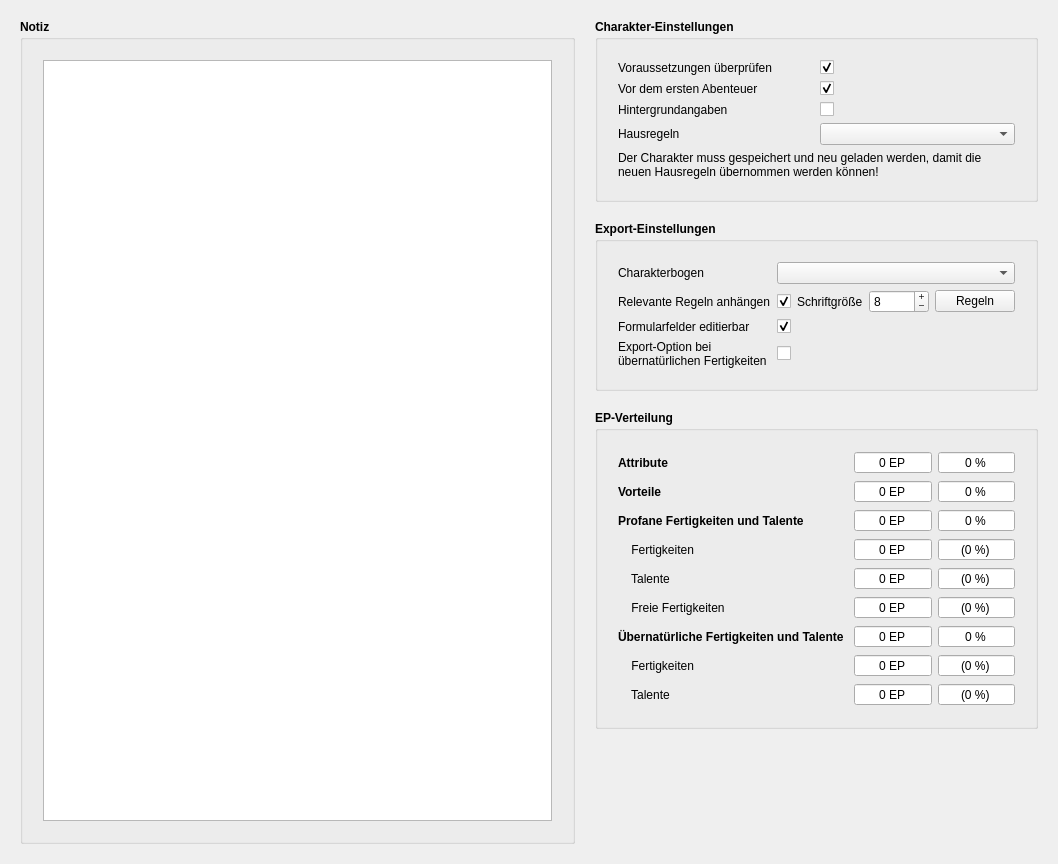
Aeolitus/Sephrasto, file designer/CharakterInfo.ui: the form before one commit.
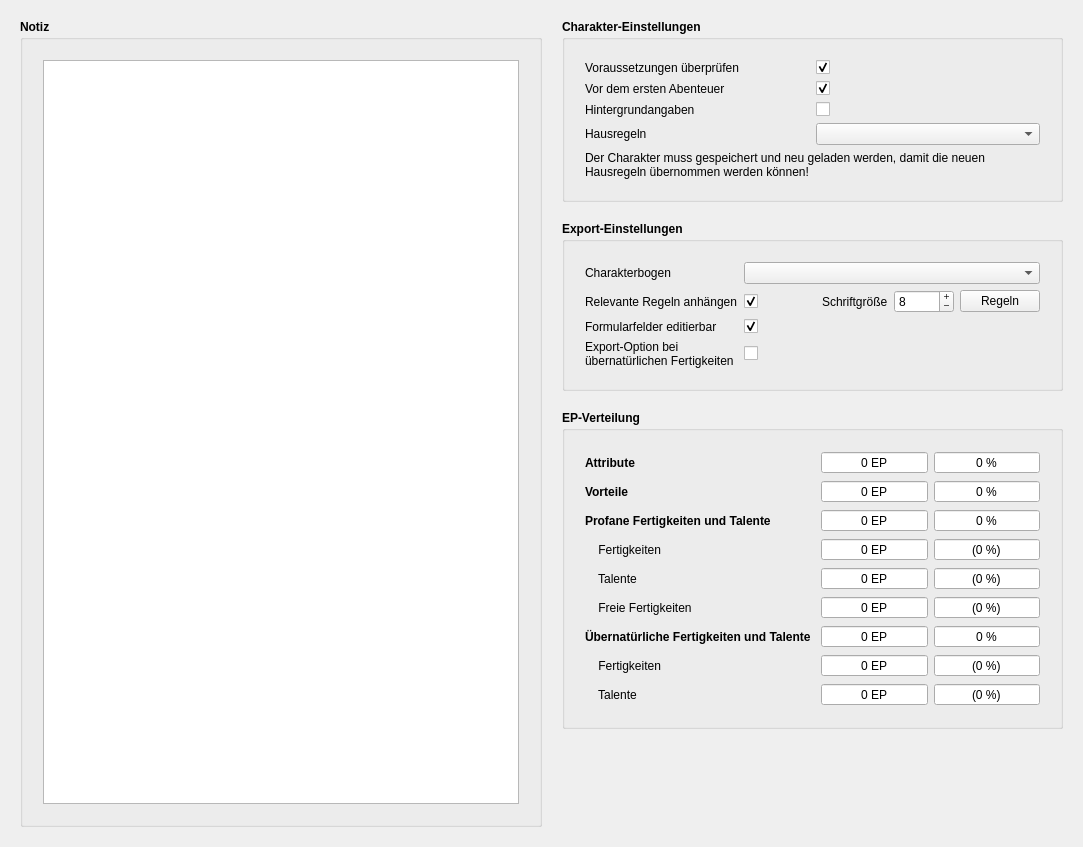
The form after the commit.

Commit message: Greatly improve character editor window resize behaviour by adding scroll areas to individual tabs instead of one scrollarea for the entire tab widget. The window can now be resized much smaller than before and will only show scrollbars on tabs that need it.

The edit to the form file:
```diff
--- a/designer/CharakterInfo.ui
+++ b/designer/CharakterInfo.ui
@@ -6,14 +6,14 @@
    <rect>
     <x>0</x>
     <y>0</y>
-    <width>1058</width>
-    <height>864</height>
+    <width>1083</width>
+    <height>847</height>
    </rect>
   </property>
   <property name="windowTitle">
    <string>Form</string>
   </property>
-  <layout class="QGridLayout" name="gridLayout" columnstretch="1,0">
+  <layout class="QGridLayout" name="gridLayout">
    <property name="leftMargin">
     <number>20</number>
    </property>
@@ -21,7 +21,7 @@
     <number>20</number>
    </property>
    <property name="rightMargin">
-    <number>20</number>
+    <number>0</number>
    </property>
    <property name="bottomMargin">
     <number>20</number>
@@ -32,7 +32,102 @@
    <property name="verticalSpacing">
     <number>10</number>
    </property>
-   <item row="0" column="1">
+   <item row="1" column="0">
+    <layout class="QVBoxLayout" name="verticalLayout_3">
+     <item>
+      <widget class="QLabel" name="labelNotiz">
+       <property name="font">
+        <font>
+         <bold>true</bold>
+        </font>
+       </property>
+       <property name="text">
+        <string>Notiz</string>
+       </property>
+       <property name="class" stdset="0">
+        <string>h2</string>
+       </property>
+      </widget>
+     </item>
+     <item>
+      <widget class="QGroupBox" name="groupBox">
+       <property name="title">
+        <string/>
+       </property>
+       <layout class="QGridLayout" name="gridLayout_3">
+        <property name="leftMargin">
+         <number>20</number>
+        </property>
+        <property name="topMargin">
+         <number>20</number>
+        </property>
+        <property name="rightMargin">
+         <number>20</number>
+        </property>
+        <property name="bottomMargin">
+         <number>20</number>
+        </property>
+        <item row="0" column="0">
+         <widget class="QPlainTextEdit" name="teNotiz">
+          <property name="sizePolicy">
+           <sizepolicy hsizetype="Expanding" vsizetype="Expanding">
+            <horstretch>0</horstretch>
+            <verstretch>0</verstretch>
+           </sizepolicy>
+          </property>
+          <property name="plainText">
+           <string/>
+          </property>
+         </widget>
+        </item>
+       </layout>
+      </widget>
+     </item>
+    </layout>
+   </item>
+   <item row="1" column="1">
+    <widget class="QScrollArea" name="scrollArea">
+     <property name="sizePolicy">
+      <sizepolicy hsizetype="Expanding" vsizetype="Expanding">
+       <horstretch>0</horstretch>
+       <verstretch>0</verstretch>
+      </sizepolicy>
+     </property>
+     <property name="frameShape">
+      <enum>QFrame::Shape::NoFrame</enum>
+     </property>
+     <property name="horizontalScrollBarPolicy">
+      <enum>Qt::ScrollBarPolicy::ScrollBarAlwaysOff</enum>
+     </property>
+     <property name="widgetResizable">
+      <bool>true</bool>
+     </property>
+     <property name="class" stdset="0">
+      <string>transparent</string>
+     </property>
+     <widget class="QWidget" name="scrollAreaWidgetContents">
+      <property name="geometry">
+       <rect>
+        <x>0</x>
+        <y>0</y>
+        <width>527</width>
+        <height>884</height>
+       </rect>
+      </property>
+      <layout class="QVBoxLayout" name="verticalLayout">
+       <property name="leftMargin">
+        <number>0</number>
+       </property>
+       <property name="topMargin">
+        <number>0</number>
+       </property>
+       <property name="rightMargin">
+        <number>20</number>
+       </property>
+       <property name="bottomMargin">
+        <number>0</number>
+       </property>
+       <item>
     <layout class="QVBoxLayout" name="verticalLayout_4">
      <property name="spacing">
       <number>0</number>
@@ -1029,58 +1124,9 @@
      </item>
     </layout>
    </item>
-   <item row="0" column="0">
-    <layout class="QVBoxLayout" name="verticalLayout_3">
-     <item>
-      <widget class="QLabel" name="labelNotiz">
-       <property name="font">
-        <font>
-         <bold>true</bold>
-        </font>
-       </property>
-       <property name="text">
-        <string>Notiz</string>
-       </property>
-       <property name="class" stdset="0">
-        <string>h2</string>
-       </property>
-      </widget>
-     </item>
-     <item>
-      <widget class="QGroupBox" name="groupBox">
-       <property name="title">
-        <string/>
-       </property>
-       <layout class="QGridLayout" name="gridLayout_3">
-        <property name="leftMargin">
-         <number>20</number>
-        </property>
-        <property name="topMargin">
-         <number>20</number>
-        </property>
-        <property name="rightMargin">
-         <number>20</number>
-        </property>
-        <property name="bottomMargin">
-         <number>20</number>
-        </property>
-        <item row="0" column="0">
-         <widget class="QPlainTextEdit" name="teNotiz">
-          <property name="sizePolicy">
-           <sizepolicy hsizetype="Expanding" vsizetype="Expanding">
-            <horstretch>0</horstretch>
-            <verstretch>0</verstretch>
-           </sizepolicy>
-          </property>
-          <property name="plainText">
-           <string/>
-          </property>
-         </widget>
-        </item>
-       </layout>
-      </widget>
-     </item>
-    </layout>
+      </layout>
+     </widget>
+    </widget>
    </item>
   </layout>
  </widget>
```
Lines whose indentation alone changed are shown as unchanged. The commit also changes 14 other files.
